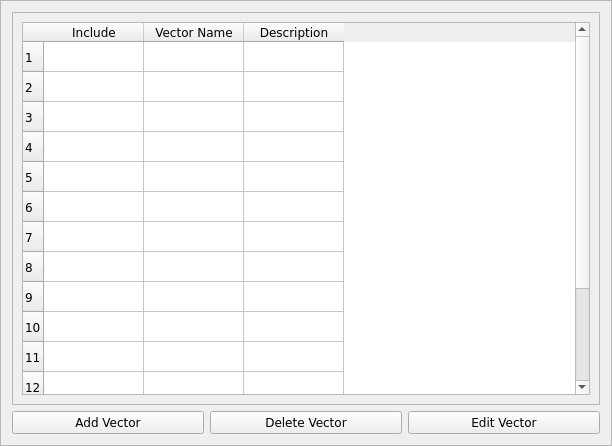
The window that ui/vector_configuration.ui (CS4311-spring-2020/pick-tool-team14-keikaku) describes before a commit, drawn with Qt 5.
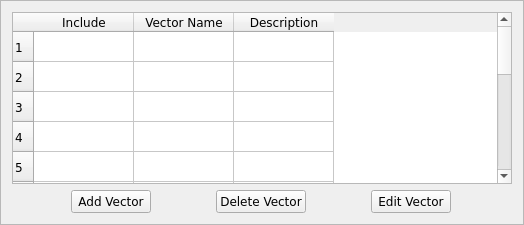
The same window after the commit.

Commit message: Updated PyQT5-sip version. Cleaned up and unified change_configuration, event_configuration, log_entry_configuration, team_configuration, and vector_configuration.

Diff of the .ui file:
```diff
--- a/ui/vector_configuration.ui
+++ b/ui/vector_configuration.ui
@@ -6,10 +6,16 @@
    <rect>
     <x>0</x>
     <y>0</y>
-    <width>612</width>
-    <height>446</height>
+    <width>524</width>
+    <height>225</height>
    </rect>
   </property>
+  <property name="minimumSize">
+   <size>
+    <width>524</width>
+    <height>150</height>
+   </size>
+  </property>
   <property name="font">
    <font>
     <family>Verdana</family>
@@ -26,36 +32,10 @@
   </property>
   <layout class="QVBoxLayout" name="verticalLayout">
    <item>
-    <widget class="QScrollArea" name="vectorTableScrollArea">
-     <property name="font">
-      <font>
-       <family>Verdana</family>
-      </font>
-     </property>
-     <property name="sizeAdjustPolicy">
-      <enum>QAbstractScrollArea::AdjustToContents</enum>
-     </property>
-     <property name="widgetResizable">
-      <bool>true</bool>
-     </property>
-     <widget class="QWidget" name="scrollAreaWidgetContents">
-      <property name="geometry">
-       <rect>
-        <x>0</x>
-        <y>0</y>
-        <width>584</width>
-        <height>376</height>
-       </rect>
-      </property>
-      <property name="mouseTracking">
-       <bool>false</bool>
-      </property>
-      <layout class="QHBoxLayout" name="horizontalLayout_2">
-       <item>
         <widget class="QTableWidget" name="vectorTableWidget">
          <property name="minimumSize">
           <size>
-           <width>560</width>
+       <width>500</width>
            <height>0</height>
           </size>
          </property>
@@ -92,76 +72,153 @@
           <property name="text">
            <string>1</string>
           </property>
+      <property name="font">
+       <font>
+        <family>Verdana</family>
+        <pointsize>9</pointsize>
+       </font>
+      </property>
          </row>
          <row>
           <property name="text">
            <string>2</string>
           </property>
+      <property name="font">
+       <font>
+        <family>Verdana</family>
+        <pointsize>9</pointsize>
+       </font>
+      </property>
          </row>
          <row>
           <property name="text">
            <string>3</string>
           </property>
+      <property name="font">
+       <font>
+        <family>Verdana</family>
+       </font>
+      </property>
          </row>
          <row>
           <property name="text">
            <string>4</string>
           </property>
+      <property name="font">
+       <font>
+        <family>Verdana</family>
+       </font>
+      </property>
          </row>
          <row>
           <property name="text">
            <string>5</string>
           </property>
+      <property name="font">
+       <font>
+        <family>Verdana</family>
+       </font>
+      </property>
          </row>
          <row>
           <property name="text">
            <string>6</string>
           </property>
+      <property name="font">
+       <font>
+        <family>Verdana</family>
+       </font>
+      </property>
          </row>
          <row>
           <property name="text">
            <string>7</string>
           </property>
+      <property name="font">
+       <font>
+        <family>Verdana</family>
+       </font>
+      </property>
          </row>
          <row>
           <property name="text">
            <string>8</string>
           </property>
+      <property name="font">
+       <font>
+        <family>Verdana</family>
+       </font>
+      </property>
          </row>
          <row>
           <property name="text">
            <string>9</string>
           </property>
+      <property name="font">
+       <font>
+        <family>Verdana</family>
+       </font>
+      </property>
          </row>
          <row>
           <property name="text">
            <string>10</string>
           </property>
+      <property name="font">
+       <font>
+        <family>Verdana</family>
+       </font>
+      </property>
          </row>
          <row>
           <property name="text">
            <string>11</string>
           </property>
+      <property name="font">
+       <font>
+        <family>Verdana</family>
+       </font>
+      </property>
          </row>
          <row>
           <property name="text">
            <string>12</string>
           </property>
+      <property name="font">
+       <font>
+        <family>Verdana</family>
+       </font>
+      </property>
          </row>
          <row>
           <property name="text">
            <string>13</string>
           </property>
+      <property name="font">
+       <font>
+        <family>Verdana</family>
+       </font>
+      </property>
          </row>
          <row>
           <property name="text">
            <string>14</string>
           </property>
+      <property name="font">
+       <font>
+        <family>Verdana</family>
+       </font>
+      </property>
          </row>
          <row>
           <property name="text">
            <string>15</string>
           </property>
+      <property name="font">
+       <font>
+        <family>Verdana</family>
+       </font>
+      </property>
          </row>
          <column>
           <property name="text">
@@ -206,6 +263,9 @@
           <property name="text">
            <string/>
           </property>
+      <property name="textAlignment">
+       <set>AlignCenter</set>
+      </property>
           <property name="checkState">
            <enum>Unchecked</enum>
           </property>
@@ -335,14 +395,16 @@
          </item>
         </widget>
        </item>
-      </layout>
-     </widget>
-    </widget>
-   </item>
    <item>
     <layout class="QHBoxLayout" name="horizontalLayout">
      <item>
       <widget class="QPushButton" name="addVectorButton">
+       <property name="sizePolicy">
+        <sizepolicy hsizetype="Fixed" vsizetype="Fixed">
+         <horstretch>0</horstretch>
+         <verstretch>0</verstretch>
+        </sizepolicy>
+       </property>
        <property name="font">
         <font>
          <family>Verdana</family>
@@ -354,7 +416,13 @@
       </widget>
      </item>
      <item>
-      <widget class="QPushButton" name="pushButton">
+      <widget class="QPushButton" name="deleteVectorButton">
+       <property name="sizePolicy">
+        <sizepolicy hsizetype="Fixed" vsizetype="Fixed">
+         <horstretch>0</horstretch>
+         <verstretch>0</verstretch>
+        </sizepolicy>
+       </property>
        <property name="font">
         <font>
          <family>Verdana</family>
@@ -367,6 +435,12 @@
      </item>
      <item>
       <widget class="QPushButton" name="editVectorButton">
+       <property name="sizePolicy">
+        <sizepolicy hsizetype="Fixed" vsizetype="Fixed">
+         <horstretch>0</horstretch>
+         <verstretch>0</verstretch>
+        </sizepolicy>
+       </property>
        <property name="font">
         <font>
          <family>Verdana</family>
```
Left out of the diff: 6 changed lines with no effect on the pictures. Lines whose indentation alone changed are shown as unchanged. The commit also changes 9 other files.
